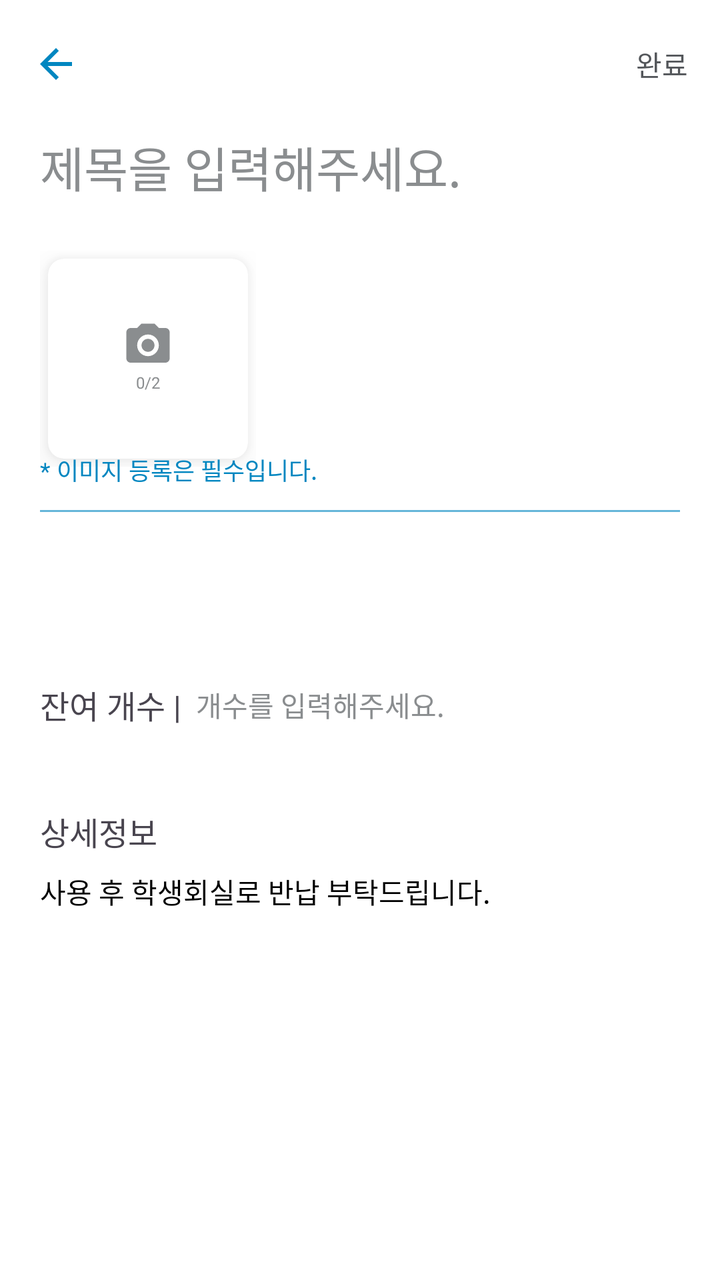
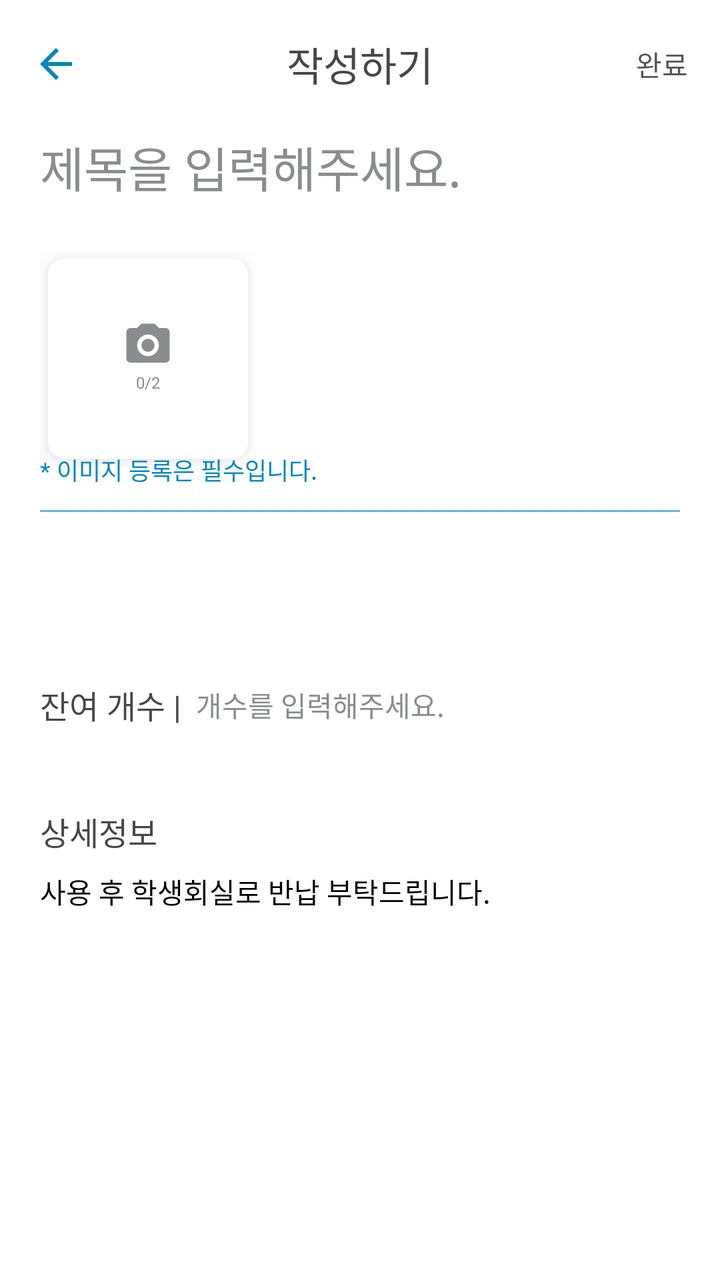

Screens rendered from an Android XML layout before and after an edit, with the pre-edit source and the edit as a unified diff.
<!-- AndroidManifest.xml: application theme Theme.Gaechuck -->
<!-- res/layout/activity_rent_write.xml -->
<?xml version="1.0" encoding="utf-8"?>
<androidx.constraintlayout.widget.ConstraintLayout xmlns:android="http://schemas.android.com/apk/res/android"
    android:layout_width="match_parent"
    android:layout_height="match_parent"
    xmlns:app="http://schemas.android.com/apk/res-auto"
    android:background="@color/white">

    <androidx.appcompat.widget.Toolbar
        android:id="@+id/toolbar_main"
        android:layout_width="0dp"
        android:layout_height="64dp"
        android:background="@color/white"
        android:elevation="4dp"
        app:layout_constraintEnd_toEndOf="parent"
        app:layout_constraintStart_toStartOf="parent"
        app:layout_constraintTop_toTopOf="parent"
        app:title=""
        app:titleTextColor="@color/transparent">

        <ImageView
            android:id="@+id/button_back"
            android:layout_width="wrap_content"
            android:layout_height="wrap_content"
            android:layout_gravity="start|center_vertical"
            android:layout_marginTop="20dp"
            android:layout_marginBottom="20dp"
            app:srcCompat="@drawable/ic_back"
            app:tint="@color/gnu_blue" />

        <TextView
            android:id="@+id/textView_title"
            android:layout_width="wrap_content"
            android:layout_height="wrap_content"
            android:layout_gravity="center"
            android:fontFamily="@font/pretendard_bold"
            android:textSize="20sp"
            app:layout_constraintEnd_toEndOf="parent"
            app:layout_constraintStart_toStartOf="parent"
            app:layout_constraintTop_toTopOf="@id/button_back" />

        <TextView
            android:id="@+id/form_send"
            android:layout_width="wrap_content"
            android:layout_height="wrap_content"
            android:layout_gravity="end|center_vertical"
            android:fontFamily="@font/pretendard_semibold"
            android:paddingHorizontal="16dp"
            android:textColor="@color/gnu_grey"
            android:text="완료" />
    </androidx.appcompat.widget.Toolbar>

    <EditText
        android:id="@+id/field_title"
        android:layout_width="match_parent"
        android:layout_height="wrap_content"
        android:background="@color/transparent"
        android:fontFamily="@font/pretendard_semibold"
        android:hint="제목을 입력해주세요."
        android:paddingLeft="20dp"
        android:textSize="24sp"
        app:layout_constraintTop_toBottomOf="@id/toolbar_main"
        app:layout_constraintBottom_toBottomOf="@id/guideline1"
        android:inputType="text"
        app:layout_constraintStart_toStartOf="parent"
        android:textColorHint="@color/default_tab_color"
        />
    <LinearLayout
        android:id="@+id/field_image"
        android:layout_width="match_parent"
        android:layout_height="wrap_content"
        app:layout_constraintTop_toBottomOf="@id/guideline1"
        app:layout_constraintBottom_toBottomOf="@id/guideline2"
        app:layout_constraintStart_toStartOf="parent"
        android:orientation="horizontal"
        android:layout_marginHorizontal="20dp"
        android:gravity="center_vertical"
        >
        <include
            layout="@layout/fragment_photo_add"
            android:id="@+id/photo_add_btn"
            android:layout_width="wrap_content"
            android:layout_height="wrap_content"
            />

        <LinearLayout
            android:id="@+id/photo_container"
            android:layout_width="wrap_content"
            android:layout_height="wrap_content"
            android:orientation="horizontal"

            app:layout_constraintStart_toStartOf="parent"
            app:layout_constraintBottom_toBottomOf="@id/divider"
            android:gravity="center_vertical"
            >

        </LinearLayout>
        <include
            layout="@layout/fragment_photo_add2"
            android:id="@+id/photo_add_btn2"
            android:layout_width="wrap_content"
            android:layout_height="wrap_content"
            android:layout_marginHorizontal="16dp"
            android:visibility="gone"
            />


    </LinearLayout>

    <TextView
        android:layout_width="wrap_content"
        android:layout_height="wrap_content"
        android:id="@+id/image_info"
        android:text="* 이미지 등록은 필수입니다."
        android:textSize="12sp"
        app:layout_constraintTop_toBottomOf="@id/field_image"
        app:layout_constraintBottom_toBottomOf="@id/guideline2"
        app:layout_constraintStart_toStartOf="parent"
        android:layout_marginBottom="20dp"
        android:layout_marginHorizontal="20dp"
        android:fontFamily="@font/pretendard_regular"
        android:textColor="@color/gnu_blue"
        />

    <com.google.android.material.divider.MaterialDivider
        android:id="@+id/divider"
        android:layout_width="match_parent"
        android:layout_height="1dp"
        app:layout_constraintBottom_toBottomOf="@id/guideline2"
        app:dividerColor="@color/gnu_blue_60"
        android:layout_marginHorizontal="20dp"
        />

    <LinearLayout
        android:id="@+id/select_count"
        android:layout_width="match_parent"
        android:layout_height="wrap_content"
        app:layout_constraintStart_toStartOf="parent"
        app:layout_constraintTop_toBottomOf="@id/guideline3"
        android:orientation="horizontal"
        android:layout_marginHorizontal="20dp"
        >
        <TextView
            android:layout_width="wrap_content"
            android:layout_height="wrap_content"
            android:text="잔여 개수 | "
            android:fontFamily="@font/pretendard_medium"
            android:textSize="16sp"
            android:layout_marginVertical="8dp"
            />

        <EditText
            android:id="@+id/field_count"
            android:layout_width="match_parent"
            android:layout_height="match_parent"
            android:background="@color/transparent"
            android:fontFamily="@font/pretendard_light"
            android:hint=" 개수를 입력해주세요."
            android:textColorHint="@color/default_tab_color"
            android:inputType="number"
            android:textColor="@color/black"
            android:textSize="14dp"
            app:layout_constraintBottom_toBottomOf="@id/guideline1"
            app:layout_constraintStart_toStartOf="parent"
            />
    </LinearLayout>

    <LinearLayout
        android:id="@+id/info"
        android:layout_width="match_parent"
        android:layout_height="wrap_content"
        app:layout_constraintStart_toStartOf="parent"
        app:layout_constraintTop_toBottomOf="@id/select_count"
        android:orientation="vertical"
        android:layout_marginHorizontal="20dp"
        android:layout_marginTop="24dp"
        >
        <TextView
            android:layout_width="wrap_content"
            android:layout_height="wrap_content"
            android:text="상세정보"
            android:fontFamily="@font/pretendard_medium"
            android:textSize="16sp"
            android:layout_marginVertical="8dp"
            />
        <TextView
            android:id="@+id/field_info"
            android:layout_width="match_parent"
            android:layout_height="match_parent"
            android:text="사용 후 학생회실로 반납 부탁드립니다."
            app:layout_constraintBottom_toBottomOf="@id/guideline1"
            app:layout_constraintStart_toStartOf="parent"
            android:textColor="@color/black"
            android:textSize="14dp"
            android:fontFamily="@font/pretendard_light"
            android:background="@color/transparent"
            />
    </LinearLayout>

    <androidx.constraintlayout.widget.Guideline
        android:id="@+id/guideline1"
        android:layout_width="wrap_content"
        android:layout_height="wrap_content"
        android:orientation="horizontal"
        app:layout_constraintGuide_percent="0.16" />
    <androidx.constraintlayout.widget.Guideline
        android:id="@+id/guideline2"
        android:layout_width="wrap_content"
        android:layout_height="wrap_content"
        android:orientation="horizontal"
        app:layout_constraintGuide_percent="0.40" />

    <androidx.constraintlayout.widget.Guideline
        android:id="@+id/guideline3"
        android:layout_width="wrap_content"
        android:layout_height="wrap_content"
        android:orientation="horizontal"
        app:layout_constraintGuide_percent="0.52" />
</androidx.constraintlayout.widget.ConstraintLayout>
<!-- res/layout/fragment_photo_add.xml (included above) -->
<?xml version="1.0" encoding="utf-8"?>
<LinearLayout xmlns:android="http://schemas.android.com/apk/res/android"
    android:layout_width="match_parent"
    android:layout_height="match_parent"
    xmlns:app="http://schemas.android.com/apk/res-auto"
    android:background="@color/transparent">

    <androidx.cardview.widget.CardView
        android:layout_margin="4dp"
        android:layout_width="100dp"
        android:layout_height="100dp"
        app:layout_constraintTop_toTopOf="parent"
        app:layout_constraintStart_toStartOf="parent"
        app:cardCornerRadius="8dp"
        android:outlineAmbientShadowColor="@color/black"
        android:outlineSpotShadowColor="@color/grey"
        app:cardElevation="8dp"
        app:cardBackgroundColor="@color/white"
        >

        <LinearLayout
            android:layout_width="wrap_content"
            android:layout_height="wrap_content"
            android:orientation="vertical"
            android:layout_gravity="center"
            android:layout_marginTop="2dp"
            >
            <ImageView
                android:layout_width="wrap_content"
                android:layout_height="wrap_content"
                android:src="@drawable/ic_camera"
                />

            <LinearLayout
                android:layout_width="wrap_content"
                android:layout_height="wrap_content"
                android:layout_gravity="center"
                android:layout_marginVertical="4dp"
                >
                <TextView
                    android:layout_width="wrap_content"
                    android:layout_height="wrap_content"
                    android:fontFamily="@font/pretendard_regular"
                    android:text="0/"
                    android:textSize="8sp"
                    android:textColor="@color/divider_grey2"
                    />
                <TextView
                    android:id="@+id/photo_count"
                    android:layout_width="wrap_content"
                    android:layout_height="wrap_content"
                    android:fontFamily="@font/pretendard_regular"
                    android:text="2"
                    android:textSize="8sp"
                    android:layout_gravity="center"
                    android:textColor="@color/divider_grey2"
                    />
            </LinearLayout>
        </LinearLayout>
    </androidx.cardview.widget.CardView>
</LinearLayout>
<!-- res/layout/fragment_photo_add2.xml (included above) -->
<?xml version="1.0" encoding="utf-8"?>
<LinearLayout xmlns:android="http://schemas.android.com/apk/res/android"
    android:layout_width="wrap_content"
    android:layout_height="wrap_content"
    android:orientation="vertical"
    >

    <ImageView
        android:layout_width="wrap_content"
        android:layout_height="wrap_content"
        android:src="@drawable/ic_plus"
        />

    <LinearLayout
        android:layout_width="wrap_content"
        android:layout_height="wrap_content"
        android:layout_gravity="center"
        android:layout_marginVertical="4dp"
        >
        <TextView
            android:id="@+id/photo_count"
            android:layout_width="wrap_content"
            android:layout_height="wrap_content"
            android:fontFamily="@font/pretendard_regular"
            android:text="0"
            android:textSize="12sp"
            android:textColor="@color/divider_grey2"
            />
        <TextView
            android:id="@+id/total_count"
            android:layout_width="wrap_content"
            android:layout_height="wrap_content"
            android:fontFamily="@font/pretendard_regular"
            android:text="/3"
            android:textSize="12sp"
            android:layout_gravity="center"
            android:textColor="@color/divider_grey2"
            />
    </LinearLayout>

</LinearLayout>
<!-- resources referenced by this layout -->
<resources>
  <color name="black">#FF000000</color>
  <color name="default_tab_color">#FF8A8D8F</color>
  <color name="divider_grey2">#8A8D8F</color>
  <color name="gnu_blue">#FF0086C0</color>
  <color name="gnu_blue_60">#990086C0</color>
  <color name="gnu_grey">#53565A</color>
  <color name="grey">#999999</color>
  <color name="transparent">#00000000</color>
  <color name="white">#FFFFFFFF</color>
  <!-- drawable ic_back (drawable) -->
  <vector xmlns:android="http://schemas.android.com/apk/res/android" android:autoMirrored="true" android:height="24dp" android:tint="#8A8D8F" android:viewportHeight="24" android:viewportWidth="24" android:width="24dp">
        
      <path android:fillColor="@android:color/white" android:pathData="M20,11H7.83l5.59,-5.59L12,4l-8,8 8,8 1.41,-1.41L7.83,13H20v-2z"/>
      
  </vector>
  <!-- drawable ic_camera (drawable) -->
  <vector xmlns:android="http://schemas.android.com/apk/res/android"
      android:width="22dp"
      android:height="20dp"
      android:viewportWidth="22"
      android:viewportHeight="20">
    <path
        android:pathData="M2.333,2.334H5.583L7.75,0.167H14.25L16.417,2.334H19.667C20.241,2.334 20.792,2.562 21.199,2.968C21.605,3.375 21.833,3.926 21.833,4.5V17.5C21.833,18.075 21.605,18.626 21.199,19.032C20.792,19.439 20.241,19.667 19.667,19.667H2.333C1.759,19.667 1.207,19.439 0.801,19.032C0.395,18.626 0.167,18.075 0.167,17.5V4.5C0.167,3.926 0.395,3.375 0.801,2.968C1.207,2.562 1.759,2.334 2.333,2.334ZM11,5.584C9.563,5.584 8.186,6.154 7.17,7.17C6.154,8.186 5.583,9.564 5.583,11C5.583,12.437 6.154,13.815 7.17,14.83C8.186,15.846 9.563,16.417 11,16.417C12.436,16.417 13.814,15.846 14.83,14.83C15.846,13.815 16.417,12.437 16.417,11C16.417,9.564 15.846,8.186 14.83,7.17C13.814,6.154 12.436,5.584 11,5.584ZM11,7.75C11.862,7.75 12.688,8.093 13.298,8.702C13.907,9.312 14.25,10.138 14.25,11C14.25,11.862 13.907,12.689 13.298,13.298C12.688,13.908 11.862,14.25 11,14.25C10.138,14.25 9.311,13.908 8.702,13.298C8.092,12.689 7.75,11.862 7.75,11C7.75,10.138 8.092,9.312 8.702,8.702C9.311,8.093 10.138,7.75 11,7.75Z"
        android:fillColor="#8A8D8F"/>
  </vector>
  <!-- drawable ic_plus (drawable) -->
  <vector xmlns:android="http://schemas.android.com/apk/res/android"
      android:width="26dp"
      android:height="26dp"
      android:viewportWidth="26"
      android:viewportHeight="26">
    <path
        android:pathData="M13,0.75C6.235,0.75 0.75,6.235 0.75,13C0.75,19.765 6.235,25.25 13,25.25C19.765,25.25 25.25,19.765 25.25,13C25.25,6.235 19.765,0.75 13,0.75ZM18.25,13.656C18.25,13.777 18.152,13.875 18.031,13.875H13.875V18.031C13.875,18.152 13.777,18.25 13.656,18.25H12.344C12.223,18.25 12.125,18.152 12.125,18.031V13.875H7.969C7.848,13.875 7.75,13.777 7.75,13.656V12.344C7.75,12.223 7.848,12.125 7.969,12.125H12.125V7.969C12.125,7.848 12.223,7.75 12.344,7.75H13.656C13.777,7.75 13.875,7.848 13.875,7.969V12.125H18.031C18.152,12.125 18.25,12.223 18.25,12.344V13.656Z"
        android:fillColor="#8A8D8F"/>
  </vector>
  <style name="Theme.Gaechuck" parent="Theme.Material3.DayNight.NoActionBar">
          <item name="android:color">@color/gnu_blue</item>
          <item name="colorSurface">@color/white</item>
          <item name="statusBarBackground">@color/white</item>
      </style>
</resources>

<!-- the commit's change to res/layout/activity_rent_write.xml (unified diff, before → after) -->
@@ -34,6 +34,7 @@
             android:layout_gravity="center"
             android:fontFamily="@font/pretendard_bold"
             android:textSize="20sp"
+            android:text="작성하기"
             app:layout_constraintEnd_toEndOf="parent"
             app:layout_constraintStart_toStartOf="parent"
             app:layout_constraintTop_toTopOf="@id/button_back" />
